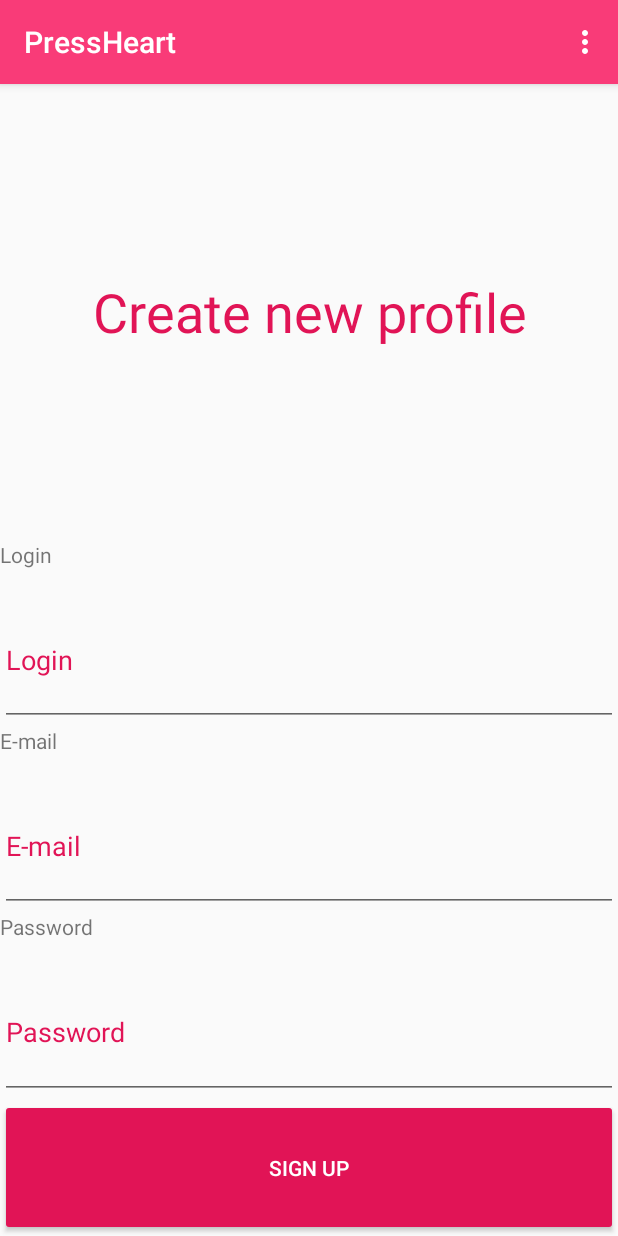
After one commit to mkowals9/WPAM_PressHeart, an Android app: the SignUpWindow screen opened through its navigation route, on a phone screen of 412 x 824 dp. The commit adds this screen. Run offline under Robolectric (Android 15) with nearby library versions, the phone set to English and light mode, and no system bars; our stand-ins replace Firebase (no records; nobody signed in at launch, a user with empty details on screens opened directly).

Commit message:
changes again - proper moving from main window to sign up window

```diff
--- a/app/build.gradle
+++ b/app/build.gradle
@@ -41,9 +41,17 @@ dependencies {
     implementation 'androidx.constraintlayout:constraintlayout:2.0.4'
     implementation 'androidx.navigation:navigation-fragment-ktx:2.3.4'
     implementation 'androidx.navigation:navigation-ui-ktx:2.3.4'
+
+    // Import the BoM for the Firebase platform
     implementation platform('com.google.firebase:firebase-bom:26.7.0')
+    // Declare the dependency for the Firebase Authentication library
+    // When using the BoM, you don't specify versions in Firebase library dependencies
+    implementation 'com.google.firebase:firebase-auth-ktx'
+    implementation 'androidx.legacy:legacy-support-v4:1.0.0'
+
     testImplementation 'junit:junit:4.12'
     androidTestImplementation 'androidx.test.ext:junit:1.1.2'
     androidTestImplementation 'androidx.test.espresso:espresso-core:3.3.0'
 
+
 }
--- a/app/src/main/java/com/wpam/pressheart/MainActivity.kt
+++ b/app/src/main/java/com/wpam/pressheart/MainActivity.kt
@@ -6,14 +6,21 @@ import com.google.android.material.snackbar.Snackbar
 import androidx.appcompat.app.AppCompatActivity
 import android.view.Menu
 import android.view.MenuItem
+import com.google.firebase.auth.FirebaseAuth
+import com.google.firebase.auth.ktx.auth
+import com.google.firebase.ktx.Firebase
 
 class MainActivity : AppCompatActivity() {
+
+    private lateinit var auth: FirebaseAuth
 
     override fun onCreate(savedInstanceState: Bundle?) {
         super.onCreate(savedInstanceState)
         setContentView(R.layout.activity_main)
         setSupportActionBar(findViewById(R.id.toolbar))
-
+// ...
+// Initialize Firebase Auth
+        auth = Firebase.auth
 
     }
 
@@ -32,4 +39,5 @@ class MainActivity : AppCompatActivity() {
             else -> super.onOptionsItemSelected(item)
         }
     }
+
 }
--- a/app/src/main/java/com/wpam/pressheart/SecondFragment.kt
+++ b/app/src/main/java/com/wpam/pressheart/MainLoggedWindow.kt
@@ -11,21 +11,21 @@ import androidx.navigation.fragment.findNavController
 /**
  * A simple [Fragment] subclass as the second destination in the navigation.
  */
-class SecondFragment : Fragment() {
+class MainLoggedWindow : Fragment() {
 
     override fun onCreateView(
             inflater: LayoutInflater, container: ViewGroup?,
             savedInstanceState: Bundle?
     ): View? {
         // Inflate the layout for this fragment
-        return inflater.inflate(R.layout.fragment_second, container, false)
+        return inflater.inflate(R.layout.main_logged_window, container, false)
     }
 
     override fun onViewCreated(view: View, savedInstanceState: Bundle?) {
         super.onViewCreated(view, savedInstanceState)
 
         view.findViewById<Button>(R.id.button_second).setOnClickListener {
-            findNavController().navigate(R.id.action_SecondFragment_to_FirstFragment)
+            findNavController().navigate(R.id.action_MainLoggedFragment_to_MainViewFragment)
         }
     }
 }
--- a/app/src/main/java/com/wpam/pressheart/FirstFragment.kt
+++ b/app/src/main/java/com/wpam/pressheart/MainViewWindow.kt
@@ -7,25 +7,34 @@ import android.view.View
 import android.view.ViewGroup
 import android.widget.Button
 import androidx.navigation.fragment.findNavController
+import kotlinx.android.synthetic.main.main_view_window.*
 
 /**
  * A simple [Fragment] subclass as the default destination in the navigation.
  */
-class FirstFragment : Fragment() {
+class MainViewWindow : Fragment() {
 
     override fun onCreateView(
             inflater: LayoutInflater, container: ViewGroup?,
             savedInstanceState: Bundle?
     ): View? {
         // Inflate the layout for this fragment
-        return inflater.inflate(R.layout.fragment_first, container, false)
+        return inflater.inflate(R.layout.main_view_window, container, false)
     }
 
     override fun onViewCreated(view: View, savedInstanceState: Bundle?) {
         super.onViewCreated(view, savedInstanceState)
 
-        view.findViewById<Button>(R.id.button_log_in).setOnClickListener {
-            findNavController().navigate(R.id.action_FirstFragment_to_SecondFragment)
+        button_log_in.setOnClickListener{
+            findNavController().navigate(R.id.action_MainViewFragment_to_MainLoggedFragment)
         }
+
+        button_sign_up.setOnClickListener{
+            findNavController().navigate(R.id.action_MainViewFragment_to_SignUpFragment)
+        }
+//        view.findViewById<Button>(R.id.button_log_in).setOnClickListener {
+//
+//            findNavController().navigate(R.id.action_FirstFragment_to_SecondFragment)
+//        }
     }
 }
--- /dev/null
+++ b/app/src/main/java/com/wpam/pressheart/SignUpWindow.kt
@@ -0,0 +1,32 @@
+package com.wpam.pressheart
+
+import android.os.Bundle
+import androidx.fragment.app.Fragment
+import android.view.LayoutInflater
+import android.view.View
+import android.view.ViewGroup
+
+// TODO: Rename parameter arguments, choose names that match
+// the fragment initialization parameters, e.g. ARG_ITEM_NUMBER
+private const val ARG_PARAM1 = "param1"
+private const val ARG_PARAM2 = "param2"
+
+
+class SignUpWindow : Fragment() {
+
+
+    override fun onCreate(savedInstanceState: Bundle?) {
+        super.onCreate(savedInstanceState)
+
+    }
+
+    override fun onCreateView(
+        inflater: LayoutInflater, container: ViewGroup?,
+        savedInstanceState: Bundle?
+    ): View? {
+        // Inflate the layout for this fragment
+        return inflater.inflate(R.layout.fragment_sign_up_window, container, false)
+    }
+
+
+}
--- /dev/null
+++ b/app/src/main/res/layout/fragment_sign_up_window.xml
@@ -0,0 +1,86 @@
+<?xml version="1.0" encoding="utf-8"?>
+<LinearLayout xmlns:android="http://schemas.android.com/apk/res/android"
+    xmlns:tools="http://schemas.android.com/tools"
+    android:layout_width="match_parent"
+    android:layout_height="match_parent"
+    android:orientation="vertical"
+    tools:context=".SignUpWindow">
+
+    <TextView
+        android:id="@+id/createProfileTextSignUp"
+        android:layout_width="match_parent"
+        android:layout_height="wrap_content"
+        android:layout_weight="1.5"
+        android:gravity="start|center"
+        android:text="Create new profile"
+        android:textAlignment="center"
+        android:textColor="#E11456"
+        android:textSize="36sp"
+        tools:ignore="HardcodedText" />
+
+    <TextView
+        android:id="@+id/nameTextSignUp"
+        android:layout_width="match_parent"
+        android:layout_height="wrap_content"
+        android:layout_weight="0.1"
+        android:text="@string/login" />
+
+    <EditText
+        android:id="@+id/editNameSignUp"
+        android:layout_width="match_parent"
+        android:layout_height="wrap_content"
+        android:layout_weight="0.25"
+        android:ems="10"
+        android:hint="@string/login"
+        android:importantForAutofill="no"
+        android:inputType="textPersonName"
+        android:textColor="#E11456"
+        android:textColorHint="#E11456" />
+
+    <TextView
+        android:id="@+id/emailTextSignUp"
+        android:layout_width="match_parent"
+        android:layout_height="wrap_content"
+        android:layout_weight="0.1"
+        android:text="@string/e_mail" />
+
+    <EditText
+        android:id="@+id/editTextTextEmailAddress"
+        android:layout_width="match_parent"
+        android:layout_height="wrap_content"
+        android:layout_weight="0.25"
+        android:ems="10"
+        android:importantForAutofill="no"
+        android:hint="@string/e_mail"
+        android:inputType="textEmailAddress"
+        android:textColor="#E11456"
+        android:textColorHint="#E11456" />
+
+    <TextView
+        android:id="@+id/passwordTextSignUp"
+        android:layout_width="match_parent"
+        android:layout_height="wrap_content"
+        android:layout_weight="0.1"
+        android:text="@string/password" />
+
+    <EditText
+        android:id="@+id/editPasswordSignUp"
+        android:layout_width="match_parent"
+        android:layout_height="wrap_content"
+        android:layout_weight="0.25"
+        android:ems="10"
+        android:hint="@string/password"
+        android:importantForAutofill="no"
+        android:inputType="numberPassword"
+        android:textColor="#E11456"
+        android:textColorHint="#E11456" />
+
+    <Button
+        android:id="@+id/signUpButtonSignUp"
+        style="@style/Widget.AppCompat.Button.Colored"
+        android:layout_width="match_parent"
+        android:layout_height="wrap_content"
+        android:layout_weight="0.25"
+        android:text="@string/sign_up" />
+
+</LinearLayout>
--- a/app/src/main/res/layout/fragment_second.xml
+++ b/app/src/main/res/layout/main_logged_window.xml
@@ -4,7 +4,7 @@
     xmlns:tools="http://schemas.android.com/tools"
     android:layout_width="match_parent"
     android:layout_height="match_parent"
-    tools:context=".SecondFragment">
+    tools:context=".MainLoggedWindow">
 
     <TextView
         android:id="@+id/textview_second"
--- a/app/src/main/res/layout/fragment_first.xml
+++ b/app/src/main/res/layout/main_view_window.xml
@@ -4,7 +4,7 @@
     xmlns:tools="http://schemas.android.com/tools"
     android:layout_width="match_parent"
     android:layout_height="match_parent"
-    tools:context=".FirstFragment">
+    tools:context=".MainViewWindow">
 
     <LinearLayout
         android:layout_width="match_parent"
--- a/app/src/main/res/navigation/nav_graph.xml
+++ b/app/src/main/res/navigation/nav_graph.xml
@@ -3,26 +3,37 @@
     xmlns:app="http://schemas.android.com/apk/res-auto"
     xmlns:tools="http://schemas.android.com/tools"
     android:id="@+id/nav_graph"
-    app:startDestination="@id/FirstFragment">
+    app:startDestination="@id/MainViewFragment">
 
     <fragment
-        android:id="@+id/FirstFragment"
-        android:name="com.wpam.pressheart.FirstFragment"
+        android:id="@+id/MainViewFragment"
+        android:name="com.wpam.pressheart.MainViewWindow"
         android:label="@string/first_fragment_label"
-        tools:layout="@layout/fragment_first">
+        tools:layout="@layout/main_view_window">
 
         <action
-            android:id="@+id/action_FirstFragment_to_SecondFragment"
-            app:destination="@id/SecondFragment" />
+            android:id="@+id/action_MainViewFragment_to_MainLoggedFragment"
+            app:destination="@id/MainLoggedFragment" />
+        <action
+            android:id="@+id/action_MainViewFragment_to_SignUpFragment"
+            app:destination="@+id/SignUpFragment"/>
     </fragment>
     <fragment
-        android:id="@+id/SecondFragment"
-        android:name="com.wpam.pressheart.SecondFragment"
+        android:id="@+id/MainLoggedFragment"
+        android:name="com.wpam.pressheart.MainLoggedWindow"
         android:label="@string/second_fragment_label"
-        tools:layout="@layout/fragment_second">
+        tools:layout="@layout/main_logged_window">
 
         <action
-            android:id="@+id/action_SecondFragment_to_FirstFragment"
-            app:destination="@id/FirstFragment" />
+            android:id="@+id/action_MainLoggedFragment_to_MainViewFragment"
+            app:destination="@id/MainViewFragment" />
+    </fragment>
+
+    <fragment
+        android:id="@+id/SignUpFragment"
+        android:name="com.wpam.pressheart.SignUpWindow"
+        android:label="Sign Up Fragment"
+        tools:layout="@layout/fragment_sign_up_window">
+
     </fragment>
 </navigation>
--- a/app/src/main/res/values/strings.xml
+++ b/app/src/main/res/values/strings.xml
@@ -13,4 +13,8 @@
     <string name="log_in">Log in</string>
     <string name="sign_up">Sign up</string>
     <string name="insert_your_login_and_password">Insert your login and password</string>
+    <string name="create_a_new_profile">Create a new profile</string>
+    <!-- TODO: Remove or change this placeholder text -->
+    <string name="hello_blank_fragment">Hello blank fragment</string>
+    <string name="e_mail">E-mail</string>
 </resources>
```
Also changed, not shown: app/src/main/AndroidManifest.xml (+4 -3 lines).
